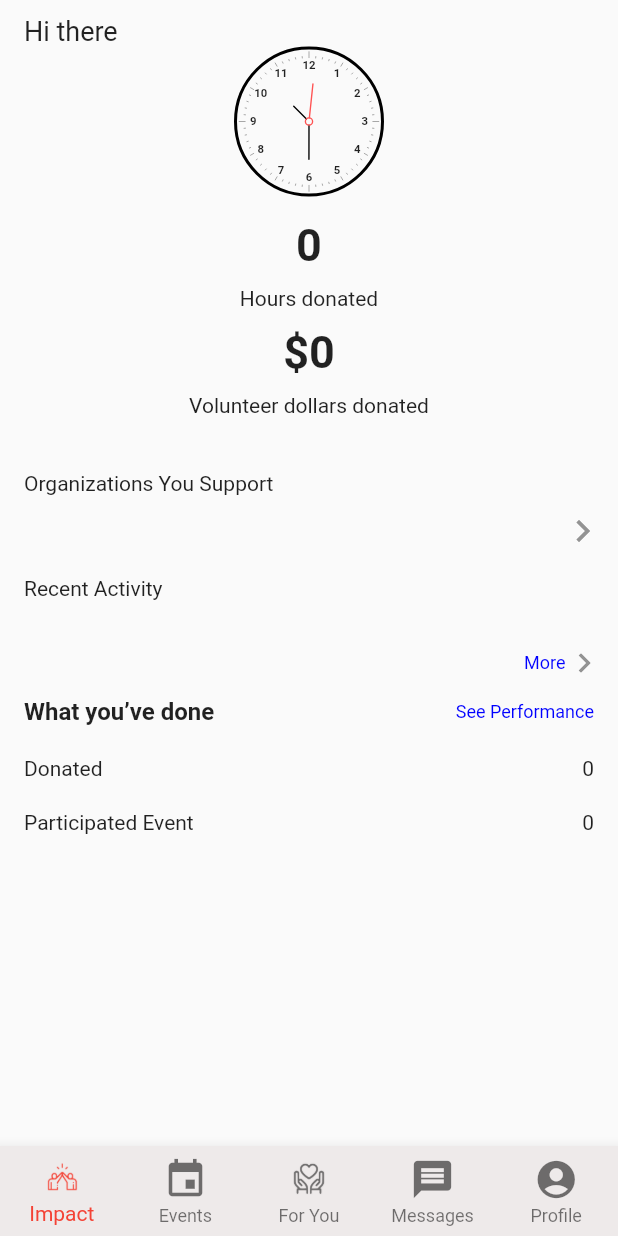
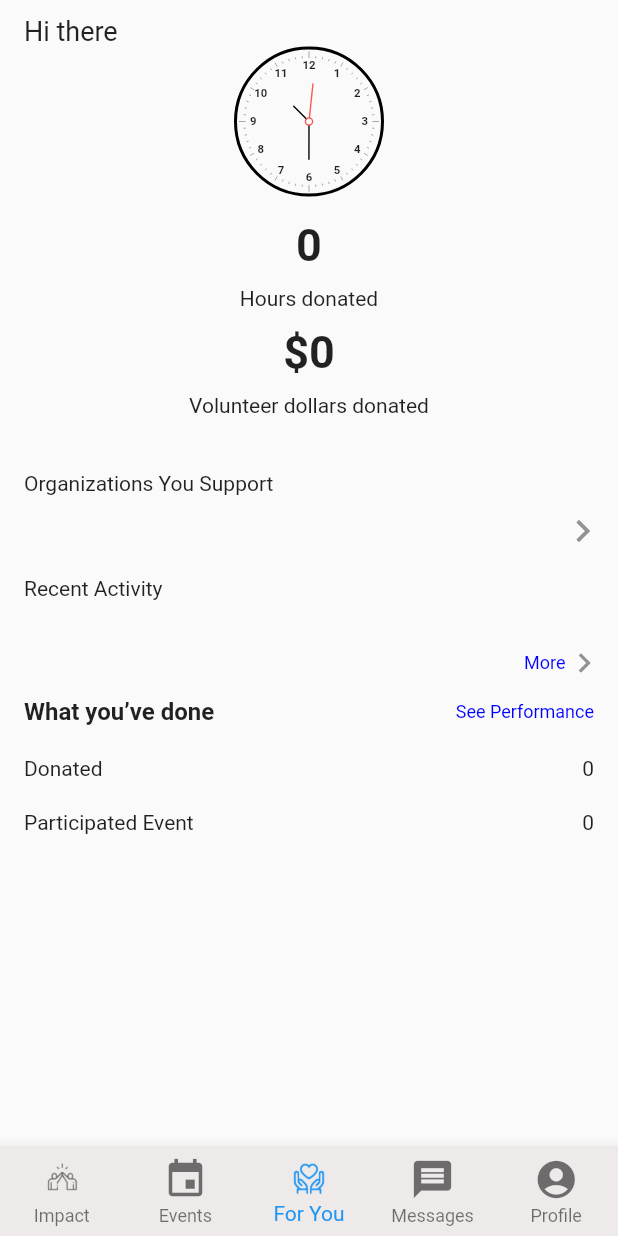
Before and after one commit to JZ-Jun/impact_chodi, a Flutter app: the HomeScreen screen opened directly, on a phone screen of 412 x 824 dp. Run offline on Flutter 3.47's test engine with Material 2 defaults, Android fonts, the light colour scheme and no system bars; our stand-ins replace cached_network_image, cloud_firestore, firebase_auth, firebase_core, firebase_storage, flutter_svg and 12 more; missing offline and left inert: dart:ffi, flutter_email_sender, flutter_share_me, r_calendar; accounts and stored records are empty.

Commit message:
You can now start at For You screen
Still defaults to impact because I don't know better

```diff
--- a/chodi_event_2022/lib/screens/home_screen.dart
+++ b/chodi_event_2022/lib/screens/home_screen.dart
@@ -1,14 +1,23 @@
 import 'package:flutter/material.dart';
 import 'package:flutter_chodi_app/screens/profile/profile_screen.dart';
 import 'package:flutter_chodi_app/services/firebase_authentication_service.dart';
-
+import 'package:flutter_chodi_app/models/nonprofit_organization.dart';
 import 'package:flutter_chodi_app/screens/calendar/calendar_screen.dart';
 import 'package:flutter_chodi_app/screens/foryou/for_you_screen.dart';
 import 'package:flutter_chodi_app/screens/impact/impact_screen.dart';
 import 'package:flutter_chodi_app/viewmodel/main_view_model.dart';
 import 'messages/messages_screen.dart';
 import 'package:provider/provider.dart';
+
+import 'package:cloud_firestore/cloud_firestore.dart';
+
+
 import '../configs/app_theme.dart';
+
+//THIS IS NOT AN IDEAL SOLUTION, BUT IS THE ONLY WAY TO MAKE EVENT SCREEN WORK RIGHT NOW
+//TO GET RID OF THIS SHITTY CONST (Since it makes the list of events only successfully refresh whenever user
+//touches the impact screen), CHANGE CALENDER SCREEN TO BE A STREAM/FUTURE BUILDER AND PULL THIS DATA DIRECTLY
+List<NonProfitOrg> NGOList = [];
 
 
 class HomeScreen extends StatefulWidget {
@@ -25,10 +34,13 @@ Future<String> getFutureName() async {
 }
 
 class _HomeScreenState extends State<HomeScreen> {
-  int _currentIndex = 0;
+  int _currentIndex = 2;
 
   @override
   Widget build(BuildContext context) {
+
+    late Stream allNGOs = FirebaseFirestore.instance.collection("Nonprofits").snapshots();
+
     Color selectedColor = Colors.blue;
     if (_currentIndex == 0) {
       selectedColor = Colors.red;
@@ -39,6 +51,24 @@ class _HomeScreenState extends State<HomeScreen> {
     } else if (_currentIndex == 4) {
       selectedColor = Colors.orange;
     }
+
+
+    return StreamBuilder(
+        stream: allNGOs,
+        builder: (context, AsyncSnapshot snapshot) {
+      if (snapshot.connectionState == ConnectionState.waiting) {
+        return const Center(child: CircularProgressIndicator());
+      } else if (snapshot.hasError) {
+        return Container();
+      } else if (snapshot.hasData) {
+        NGOList.clear();
+
+
+        for (var i in snapshot.data!.docs) {
+          NGOList.add(NonProfitOrg.fromFirestore(i));
+        }
+      }
+
       return Scaffold(
           bottomNavigationBar: BottomNavigationBar(
             type: BottomNavigationBarType.fixed,
@@ -92,5 +122,6 @@ class _HomeScreenState extends State<HomeScreen> {
             width: double.infinity,
             child: Provider.of<MainScreenViewModel>(context, listen: true).widget,
           ));
+  });
 }
 }
```
Lines whose indentation alone changed are shown as unchanged.
